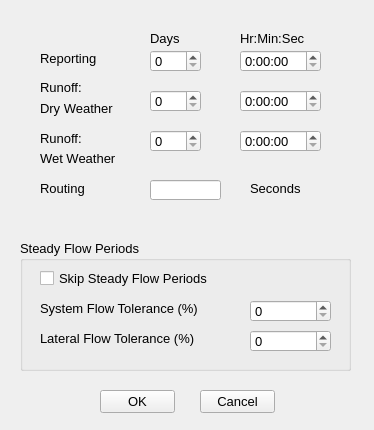
Qt form src/ui/SWMM/frmTimeSteps.ui (USEPA/SWMM-EPANET_User_Interface) before a commit.
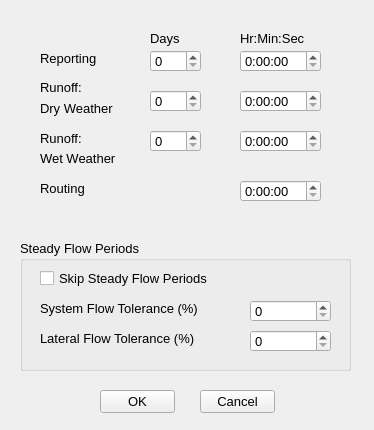
The same form after that commit.

Commit message: core.swmm.options.time_steps: routing_step now a time instead of number of seconds, zero-padded default values. ui.SWMM.frmTimeSteps: ui file: changed text box to time editor for routing step py file: made more of the fields connect to controls

Patch:
```diff
--- a/src/ui/SWMM/frmTimeSteps.ui
+++ b/src/ui/SWMM/frmTimeSteps.ui
@@ -195,29 +195,6 @@
      <string>Routing</string>
     </property>
    </widget>
-   <widget class="QLineEdit" name="txtRouting">
-    <property name="geometry">
-     <rect>
-      <x>150</x>
-      <y>180</y>
-      <width>71</width>
-      <height>20</height>
-     </rect>
-    </property>
-   </widget>
-   <widget class="QLabel" name="lblSeconds">
-    <property name="geometry">
-     <rect>
-      <x>250</x>
-      <y>180</y>
-      <width>101</width>
-      <height>16</height>
-     </rect>
-    </property>
-    <property name="text">
-     <string>Seconds</string>
-    </property>
-   </widget>
    <widget class="QSpinBox" name="sbxReportDay">
     <property name="geometry">
      <rect>
@@ -322,6 +299,22 @@
      <string>h:mm:ss</string>
     </property>
    </widget>
+   <widget class="QTimeEdit" name="tmeRouting">
+    <property name="geometry">
+     <rect>
+      <x>240</x>
+      <y>180</y>
+      <width>81</width>
+      <height>22</height>
+     </rect>
+    </property>
+    <property name="showGroupSeparator" stdset="0">
+     <bool>false</bool>
+    </property>
+    <property name="displayFormat">
+     <string>h:mm:ss</string>
+    </property>
+   </widget>
   </widget>
  </widget>
  <layoutdefault spacing="6" margin="11"/>
```
The commit also changes 2 other files.
